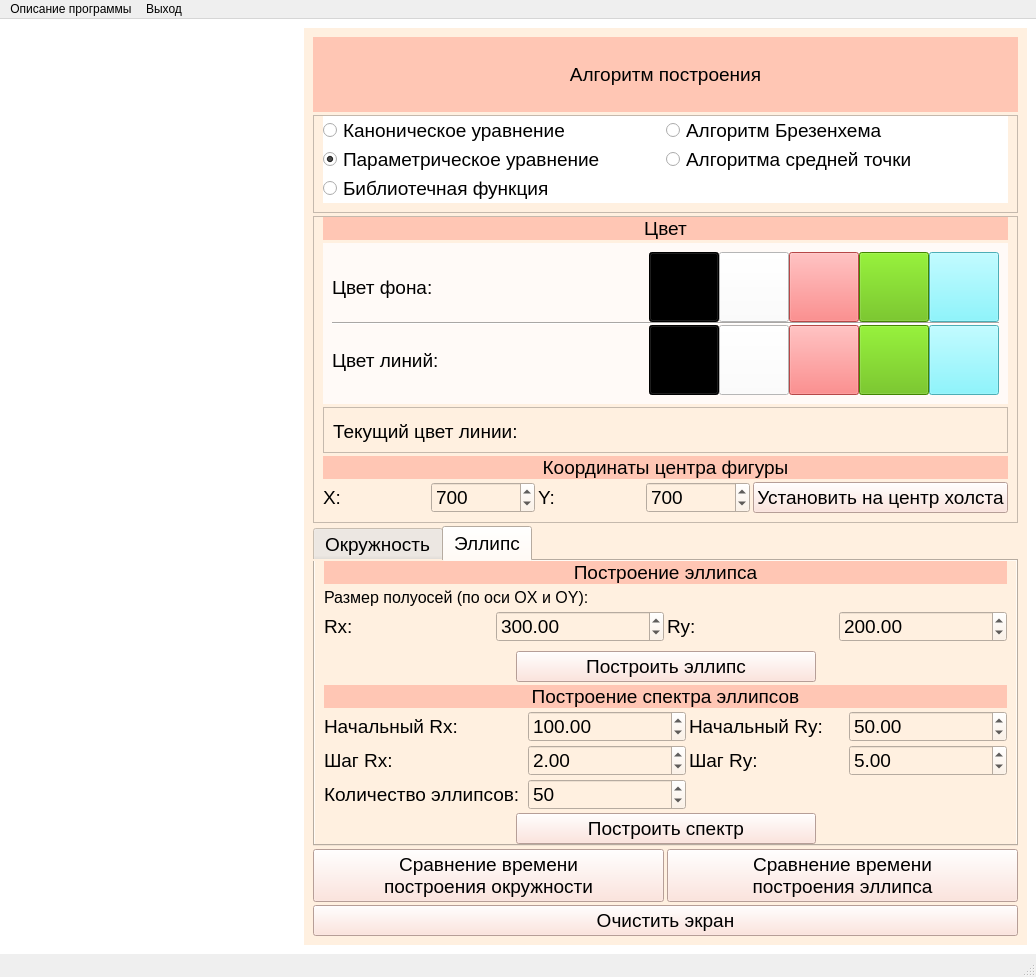
First picture: the form in lab_4/main_window.ui, repository CakeForKit/CG, before the edit.
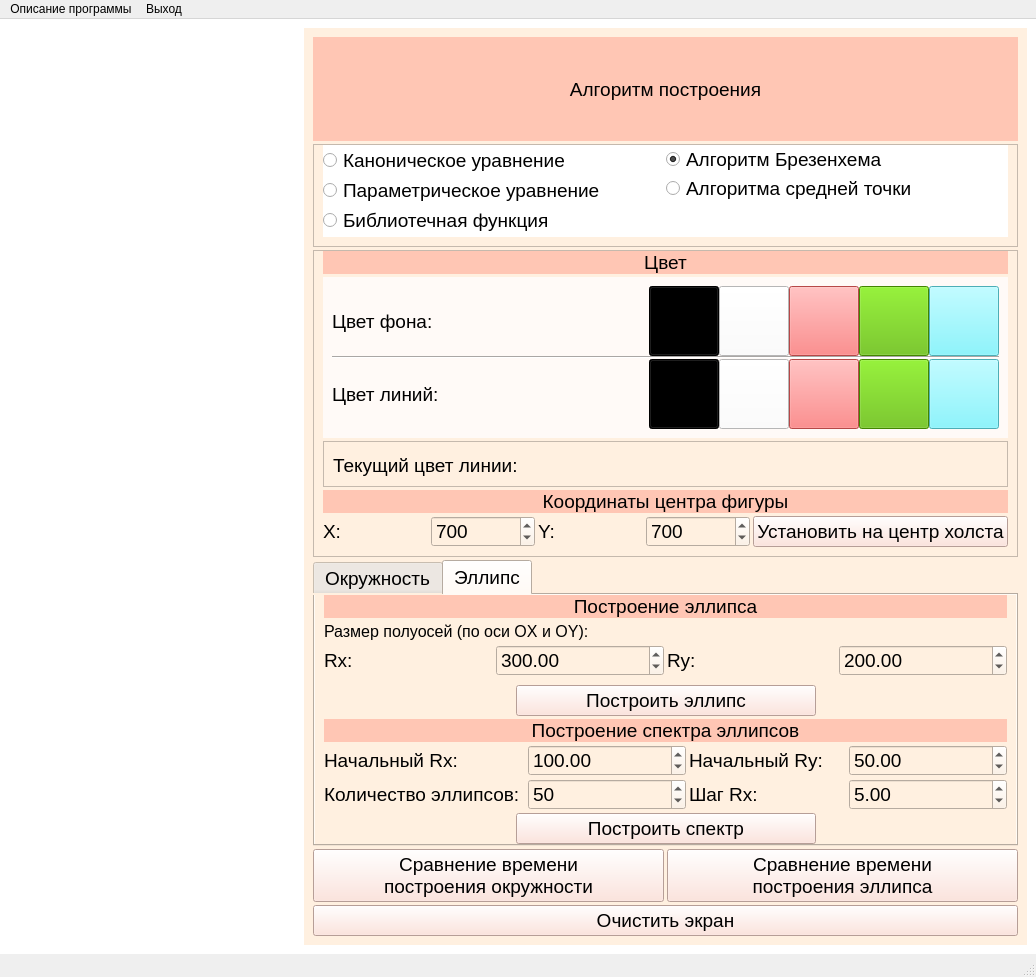
Second picture: the form after the edit.

```diff
--- a/lab_4/main_window.ui
+++ b/lab_4/main_window.ui
@@ -160,7 +160,7 @@
                   <string>Параметрическое уравнение</string>
                  </property>
                  <property name="checked">
-                  <bool>true</bool>
+                  <bool>false</bool>
                  </property>
                  <attribute name="buttonGroup">
                   <string notr="true">algos_btn_gp</string>
@@ -199,6 +199,9 @@
                  <property name="text">
                   <string>Алгоритм Брезенхема</string>
                  </property>
+                 <property name="checked">
+                  <bool>true</bool>
+                 </property>
                  <attribute name="buttonGroup">
                   <string notr="true">algos_btn_gp</string>
                  </attribute>
@@ -1458,18 +1461,6 @@
                  </property>
                 </widget>
                </item>
-               <item>
-                <widget class="QLabel" name="label_18">
-                 <property name="font">
-                  <font>
-                   <pointsize>14</pointsize>
-                  </font>
-                 </property>
-                 <property name="text">
-                  <string>Шаг Rx: </string>
-                 </property>
-                </widget>
-               </item>
                <item>
                 <widget class="QLabel" name="label_20">
                  <property name="font">
@@ -1504,24 +1495,6 @@
                  </property>
                 </widget>
                </item>
-               <item>
-                <widget class="QDoubleSpinBox" name="step_rx_ellipse_dsp">
-                 <property name="font">
-                  <font>
-                   <pointsize>14</pointsize>
-                  </font>
-                 </property>
-                 <property name="minimum">
-                  <double>1.000000000000000</double>
-                 </property>
-                 <property name="maximum">
-                  <double>10000.000000000000000</double>
-                 </property>
-                 <property name="value">
-                  <double>2.000000000000000</double>
-                 </property>
-                </widget>
-               </item>
                <item>
                 <widget class="QSpinBox" name="count_ellipse_sp">
                  <property name="font">
@@ -1557,26 +1530,14 @@
                 </widget>
                </item>
                <item>
-                <widget class="QLabel" name="label_22">
+                <widget class="QLabel" name="label_18">
                  <property name="font">
                   <font>
                    <pointsize>14</pointsize>
                   </font>
                  </property>
                  <property name="text">
-                  <string>Шаг Ry: </string>
-                 </property>
-                </widget>
-               </item>
-               <item>
-                <widget class="QLabel" name="label_23">
-                 <property name="font">
-                  <font>
-                   <pointsize>14</pointsize>
-                  </font>
-                 </property>
-                 <property name="text">
-                  <string/>
+                  <string>Шаг Rx: </string>
                  </property>
                 </widget>
                </item>
@@ -1603,7 +1564,7 @@
                 </widget>
                </item>
                <item>
-                <widget class="QDoubleSpinBox" name="step_ry_ellipse_dsp">
+                <widget class="QDoubleSpinBox" name="step_rx_ellipse_dsp">
                  <property name="font">
                   <font>
                    <pointsize>14</pointsize>
@@ -1620,18 +1581,6 @@
                  </property>
                 </widget>
                </item>
-               <item>
-                <widget class="QLabel" name="label_24">
-                 <property name="font">
-                  <font>
-                   <pointsize>14</pointsize>
-                  </font>
-                 </property>
-                 <property name="text">
-                  <string/>
-                 </property>
-                </widget>
-               </item>
               </layout>
              </item>
             </layout>
```
Left out of the diff: 4 changed lines with no effect on the pictures.
